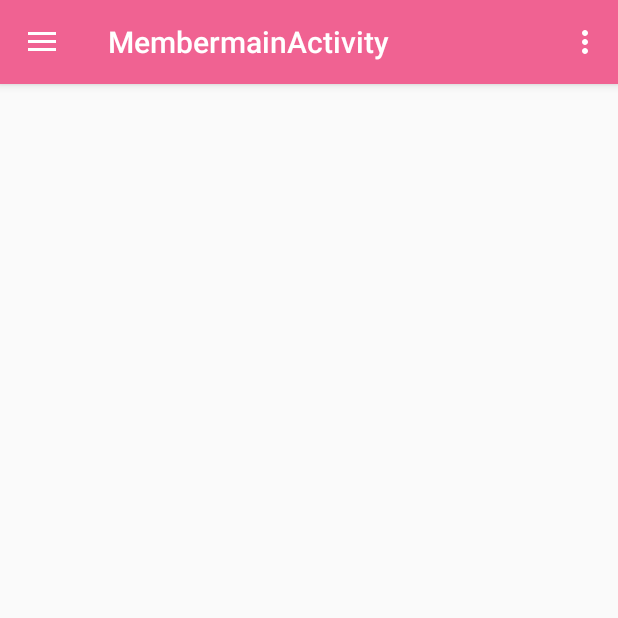
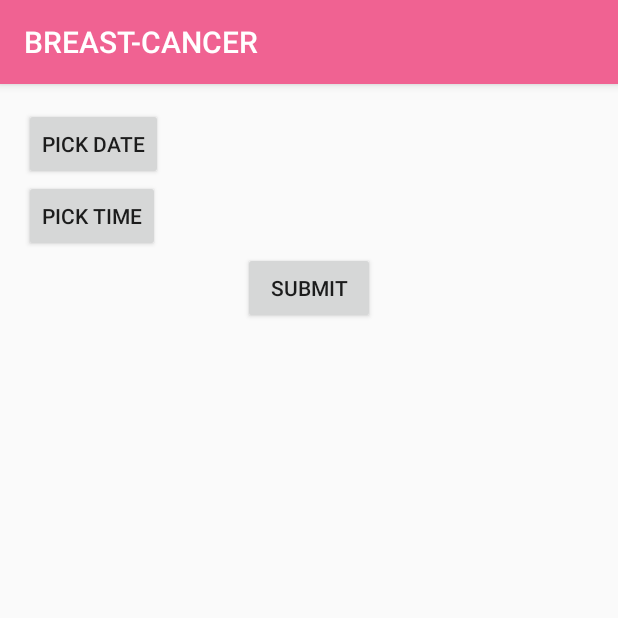
Before and after one commit to anusaragd/BCV2, an Android app: the MembermainActivity screen opened directly, with no data from a screen before it, in the side drawer, after a tap on "แจ้งเตือน", on a phone screen of 412 x 824 dp, the top half of it. Run offline under Robolectric (Android 15) with nearby library versions, the phone set to English and light mode, and no system bars; network calls fail; 2 statements that could not run were skipped.

Commit message:
Member update alarm

```diff
--- a/app/src/main/AndroidManifest.xml
+++ b/app/src/main/AndroidManifest.xml
@@ -3,8 +3,8 @@
     package="com.example.anusara.bcv2">
 
     <uses-permission android:name="android.permission.INTERNET" />
-    <!--<uses-permission android:name="android.permission.VIBRATE" />-->
 
+    <!-- <uses-permission android:name="android.permission.VIBRATE" /> -->
     <application
         android:allowBackup="true"
         android:icon="@mipmap/ic_launcher"
@@ -49,7 +49,8 @@
         <activity android:name=".Member.MPost.MPostaddActivity" />
         <activity android:name=".Member.MPost.MPostShowActivity" />
         <activity android:name=".Member.MComment.CommentActivity" />
-        <activity android:name=".Touch.TouchActivity"></activity>
+        <activity android:name=".Touch.TouchActivity" />
+        <activity android:name=".Alarm.SetAlarmActivity"></activity>
     </application>
 
 </manifest>
--- /dev/null
+++ b/app/src/main/java/com/example/anusara/bcv2/Alarm/SetAlarmActivity.java
@@ -0,0 +1,41 @@
+package com.example.anusara.bcv2.Alarm;
+
+import android.support.v4.app.DialogFragment;
+import android.support.v7.app.AppCompatActivity;
+import android.os.Bundle;
+import android.view.View;
+import android.widget.Button;
+import android.widget.TextView;
+
+import com.example.anusara.bcv2.R;
+
+public class SetAlarmActivity extends AppCompatActivity {
+
+    TextView tva;
+    Button submit;
+    DatePickerFragment date = new DatePickerFragment();
+    TimePickerFragment time = new TimePickerFragment();
+
+    @Override
+    protected void onCreate(Bundle savedInstanceState) {
+        super.onCreate(savedInstanceState);
+        setContentView(R.layout.activity_set_alarm);
+
+        tva = (TextView) findViewById(R.id.textView3);
+        submit = (Button) findViewById(R.id.button);
+    }
+
+
+    public void showDatePickerDialog(View v) {
+        DialogFragment newFragment = new DatePickerFragment();
+        newFragment.show(getSupportFragmentManager(), "datePicker");
+
+    }
+
+    public void showTimePickerDialog(View v) {
+        DialogFragment newFragment = new TimePickerFragment();
+        newFragment.show(getSupportFragmentManager(), "timePicker");
+    }
+
+
+}
--- a/app/src/main/java/com/example/anusara/bcv2/Member/MembermainActivity.java
+++ b/app/src/main/java/com/example/anusara/bcv2/Member/MembermainActivity.java
@@ -13,6 +13,7 @@ import android.view.Menu;
 import android.view.MenuItem;
 
 import com.example.anusara.bcv2.About.AboutActivity;
+import com.example.anusara.bcv2.Alarm.SetAlarmActivity;
 import com.example.anusara.bcv2.HelpActivity;
 import com.example.anusara.bcv2.Member.MPost.MPostActivity;
 import com.example.anusara.bcv2.Member.MTest.MTestActivity;
@@ -106,10 +107,10 @@ public class MembermainActivity extends AppCompatActivity
             intent.putExtra("username",user);
             startActivity(intent);
 
-//        } else if (id == R.id.alarm) {
-//            Intent intent = new Intent(getApplicationContext(), AlertsetActivity.class);
-//            startActivity(intent);
-//
+        } else if (id == R.id.alarm) {
+            Intent intent = new Intent(getApplicationContext(), SetAlarmActivity.class);
+            startActivity(intent);
+
 //        } else if (id == R.id.gps) {
 //            Intent intent = new Intent(getApplicationContext(), RegisterActivity.class);
 //            startActivity(intent);
--- a/app/src/main/res/layout/activity_register.xml
+++ b/app/src/main/res/layout/activity_register.xml
@@ -179,7 +179,7 @@
         android:textSize="30dp"
         style="@style/Base.TextAppearance.AppCompat.Body1"
         android:id="@+id/textView4"
-        android:layout_alignBottom="@+id/subbutt"
+        android:layout_alignParentTop="true"
         android:layout_alignParentStart="true" />
 
 
--- /dev/null
+++ b/app/src/main/res/layout/activity_set_alarm.xml
@@ -0,0 +1,70 @@
+<?xml version="1.0" encoding="utf-8"?>
+<RelativeLayout xmlns:android="http://schemas.android.com/apk/res/android"
+    xmlns:tools="http://schemas.android.com/tools"
+    android:id="@+id/activity_set_alarm"
+    android:layout_width="match_parent"
+    android:layout_height="match_parent"
+    android:paddingBottom="@dimen/activity_vertical_margin"
+    android:paddingLeft="@dimen/activity_horizontal_margin"
+    android:paddingRight="@dimen/activity_horizontal_margin"
+    android:paddingTop="@dimen/activity_vertical_margin"
+    tools:context="com.example.anusara.bcv2.Alarm.SetAlarmActivity">
+
+    <TextView
+        android:id="@+id/textview1"
+        android:text=""
+        android:textSize="20dp"
+        android:layout_width="wrap_content"
+        android:layout_height="wrap_content"
+        android:layout_marginTop="10dp"
+        android:layout_alignParentTop="true"
+        android:layout_alignParentEnd="true" />
+    <Button
+        android:id="@+id/btn1"
+        android:layout_width="wrap_content"
+        android:layout_height="wrap_content"
+        android:text="pick date"
+        android:onClick="showDatePickerDialog"
+        android:layout_alignParentTop="true"
+        android:layout_alignParentStart="true" />
+
+    <TextView
+        android:id="@+id/textView2"
+        android:layout_width="wrap_content"
+        android:layout_height="wrap_content"
+        android:text=""
+        android:layout_marginTop="15dp"
+        android:textAppearance="?android:attr/textAppearanceMedium"
+        android:layout_alignTop="@+id/btn2"
+        android:layout_alignParentEnd="true" />
+
+    <Button
+        android:id="@+id/btn2"
+        android:layout_width="wrap_content"
+        android:layout_height="wrap_content"
+        android:text="pick time"
+        android:onClick="showTimePickerDialog"
+        android:layout_below="@+id/btn1"
+        android:layout_alignParentStart="true" />
+
+    <TextView
+        android:layout_width="wrap_content"
+        android:layout_height="wrap_content"
+        android:textSize="20dp"
+        android:id="@+id/textView3"
+        android:onClick="showDatePickerDialog"
+        android:layout_centerVertical="true"
+        android:layout_centerHorizontal="true" />
+
+    <Button
+        android:layout_width="wrap_content"
+        android:layout_height="wrap_content"
+        android:text="Submit"
+        android:id="@+id/button"
+        android:onClick="show"
+        android:layout_below="@+id/btn2"
+        android:layout_centerHorizontal="true" />
+
+
+
+</RelativeLayout>
```
Also changed, not shown: app/src/main/java/com/example/anusara/bcv2/Alarm/DatePickerFragment.java (added, +79 -0 lines), app/src/main/java/com/example/anusara/bcv2/Alarm/TimePickerFragment.java (added, +58 -0 lines).
